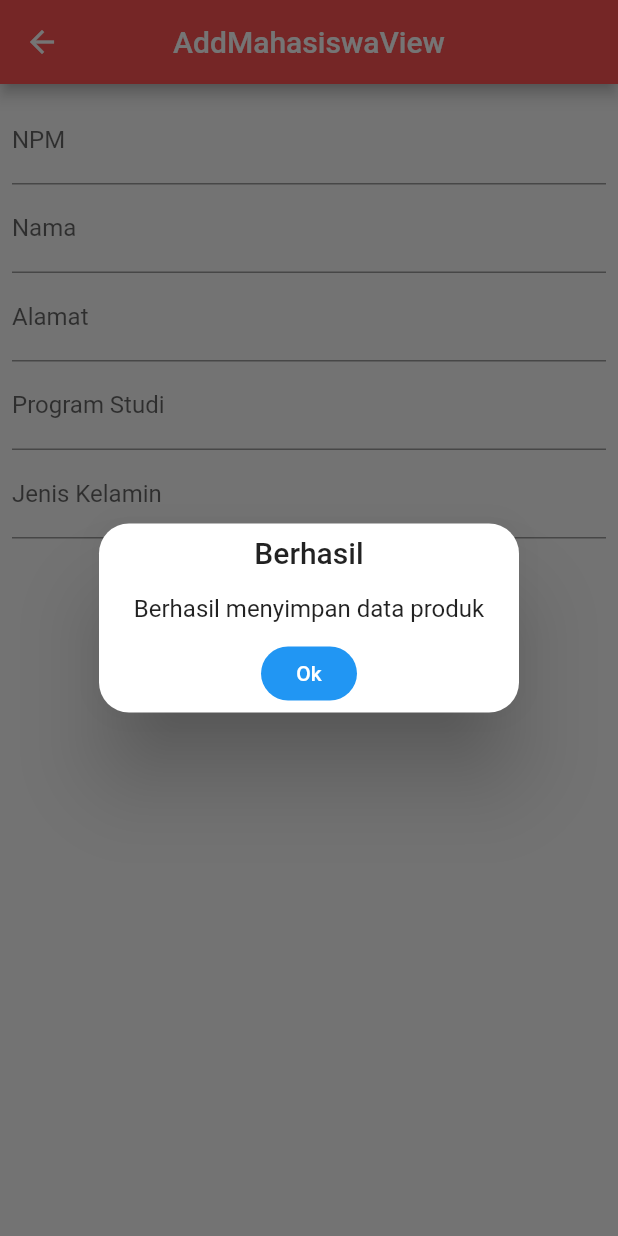
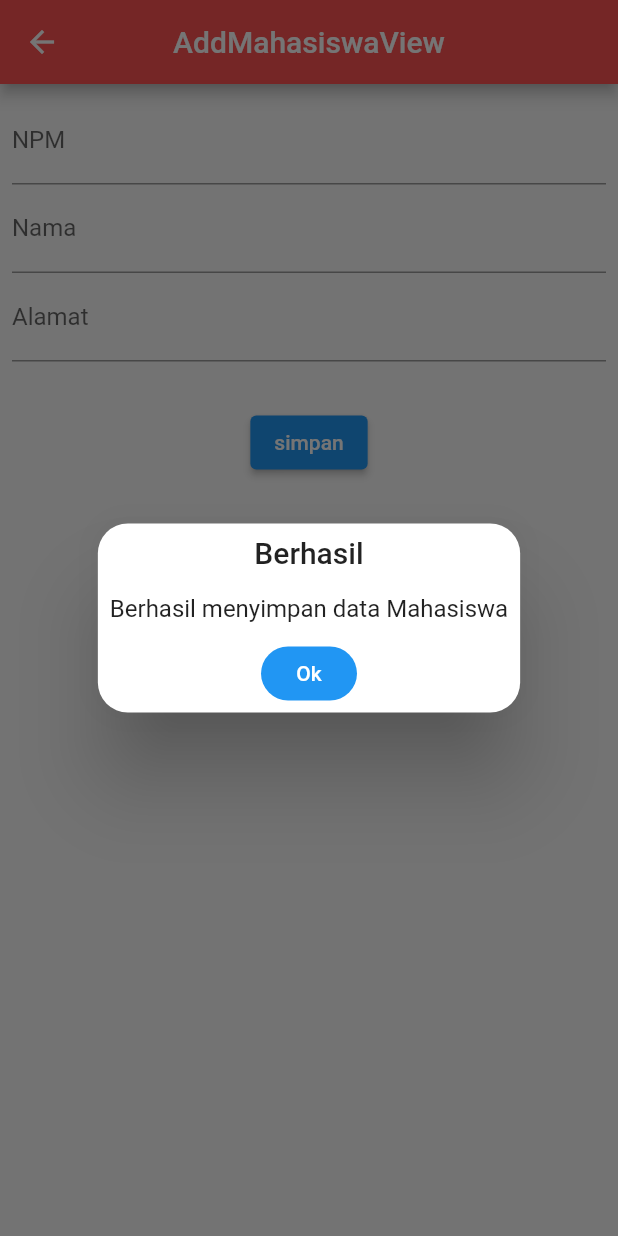
Before and after one commit to RichRicYoh/uts_21312024, a Flutter app: the AddProductView screen opened by its route, after a tap on "simpan", on a phone screen of 412 x 824 dp. Run offline on Flutter 3.47's test engine with Material 2 defaults, Android fonts, the light colour scheme and no system bars; our stand-ins replace cloud_firestore, firebase_auth, firebase_core, get, google_sign_in; accounts and stored records are empty; network calls fail.

Commit message:
Uas mobile 21312024 Richard Ricardo

```diff
--- a/lib/app/modules/add_product/controllers/add_product_controller.dart
+++ b/lib/app/modules/add_product/controllers/add_product_controller.dart
@@ -7,30 +7,23 @@ class AddProductController extends GetxController {
   late TextEditingController cNpm;
   late TextEditingController cNama;
   late TextEditingController cAlamat;
-  late TextEditingController cProgram;
-  late TextEditingController cJk;
 
   FirebaseFirestore firestore = FirebaseFirestore.instance;
-  Future<void> addProduct(
-      String npm, String nama, String alamat, String jk, String program) async {
-    CollectionReference mahasis = firestore.collection("mahasiswa");
+  Future<void> addProduct(String npm, String nama, String alamat) async {
+    CollectionReference mahasis = firestore.collection("mahasiswa_21312024");
     try {
       await mahasis.add({
         "npm": npm,
         "nama": nama,
         "alamat": alamat,
-        "program_studi": program,
-        "jk": jk
       });
       Get.defaultDialog(
           title: "Berhasil",
-          middleText: "Berhasil menyimpan data produk",
+          middleText: "Berhasil menyimpan data Mahasiswa",
           onConfirm: () {
             cNpm.clear();
             cNama.clear();
             cAlamat.clear();
-            cProgram.clear();
-            cJk.clear();
             Get.back();
             Get.back();
             textConfirm:
@@ -45,8 +38,6 @@ class AddProductController extends GetxController {
     cNpm = TextEditingController();
     cNama = TextEditingController();
     cAlamat = TextEditingController();
-    cProgram = TextEditingController();
-    cJk = TextEditingController();
     super.onInit();
   }
 
@@ -56,8 +47,6 @@ class AddProductController extends GetxController {
     cNpm.dispose();
     cNama.dispose();
     cAlamat.dispose();
-    cProgram.dispose();
-    cJk.dispose();
     super.onClose();
   }
 }
--- a/lib/app/modules/add_product/views/add_product_view.dart
+++ b/lib/app/modules/add_product/views/add_product_view.dart
@@ -36,31 +36,15 @@ class AddProductView extends GetView<AddProductController> {
               textInputAction: TextInputAction.next,
               decoration: InputDecoration(labelText: "Alamat"),
             ),
-            SizedBox(),
-            TextField(
-              controller: controller.cProgram,
-              autocorrect: false,
-              textInputAction: TextInputAction.next,
-              decoration: InputDecoration(labelText: "Program Studi"),
-            ),
-            SizedBox(),
-            TextField(
-              controller: controller.cJk,
-              autocorrect: false,
-              textInputAction: TextInputAction.done,
-              decoration: InputDecoration(labelText: "Jenis Kelamin"),
-            ),
-            SizedBox(),
             SizedBox(
               height: 30,
             ),
             ElevatedButton(
                 onPressed: () => controller.addProduct(
-                    controller.cNpm.text,
-                    controller.cNama.text,
-                    controller.cAlamat.text,
-                    controller.cProgram.text,
-                    controller.cJk.text),
+                      controller.cNpm.text,
+                      controller.cNama.text,
+                      controller.cAlamat.text,
+                    ),
                 child: Text("simpan")),
           ]),
         ));
--- a/lib/app/modules/home/controllers/home_controller.dart
+++ b/lib/app/modules/home/controllers/home_controller.dart
@@ -5,18 +5,18 @@ class HomeController extends GetxController {
   FirebaseFirestore firestore = FirebaseFirestore.instance;
 
   Future<QuerySnapshot<Object?>> GetData() async {
-    CollectionReference products = firestore.collection('mahasiswa');
+    CollectionReference products = firestore.collection('mahasiswa_21312024');
 
     return products.get();
   }
 
   Stream<QuerySnapshot<Object?>> streamData() {
-    CollectionReference products = firestore.collection('mahasiswa');
+    CollectionReference products = firestore.collection('mahasiswa_21312024');
     return products.snapshots();
   }
 
   void deleteProduct(String id) {
-    DocumentReference docRef = firestore.collection("mahasiswa").doc(id);
+    DocumentReference docRef = firestore.collection("mahasiswa_21312024").doc(id);
 
     try {
       Get.defaultDialog(
--- a/lib/app/modules/reset_password/views/reset_password_view.dart
+++ b/lib/app/modules/reset_password/views/reset_password_view.dart
@@ -1,8 +1,8 @@
 import 'package:flutter/material.dart';
 
 import 'package:get/get.dart';
-import 'package:projects_get/app/controllers/auth_controller.dart';
-import 'package:projects_get/app/routes/app_pages.dart';
+import 'package:uas_21312024/app/controllers/auth_controller.dart';
+import 'package:uas_21312024/app/routes/app_pages.dart';
 
 import '../controllers/reset_password_controller.dart';
 
--- a/lib/app/modules/signup/views/signup_view.dart
+++ b/lib/app/modules/signup/views/signup_view.dart
@@ -14,6 +14,7 @@ class SignupView extends GetView<SignupController> {
         appBar: AppBar(
           title: const Text('Signup View'),
           centerTitle: true,
+          backgroundColor: Colors.redAccent,
         ),
         body: Container(
           padding: EdgeInsets.all(10),
--- a/lib/main.dart
+++ b/lib/main.dart
@@ -1,6 +1,6 @@
 import 'package:firebase_core/firebase_core.dart';
 import 'package:flutter/material.dart';
-import 'package:projects_get/app/controllers/auth_controller.dart';
+import 'package:uas_21312024/app/controllers/auth_controller.dart';
 import 'app/utils/loading.dart';
 import 'firebase_options.dart';
 import 'package:get/get.dart';
--- a/pubspec.yaml
+++ b/pubspec.yaml
@@ -1,4 +1,4 @@
-name: projects_get
+name: uas_21312024
 version: 1.0.0+1
 publish_to: none
 description: A new Flutter project.
```
Also changed, not shown: lib/app/modules/login/views/login_view.dart (+7 -7 lines), lib/app/modules/update_product/controllers/update_product_controller.dart (+5 -14 lines), lib/app/modules/update_product/views/update_product_view.dart (+4 -24 lines), lib/firebase_options.dart, 4 other files.
